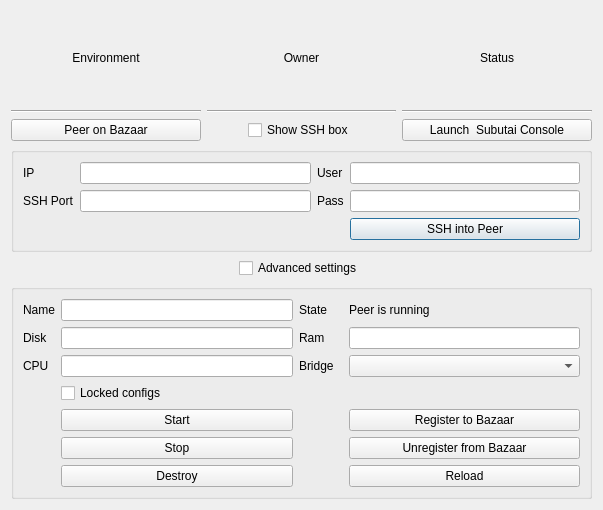
Old version of the form hub/forms/DlgPeer.ui in the repository subutai-io/control-center.
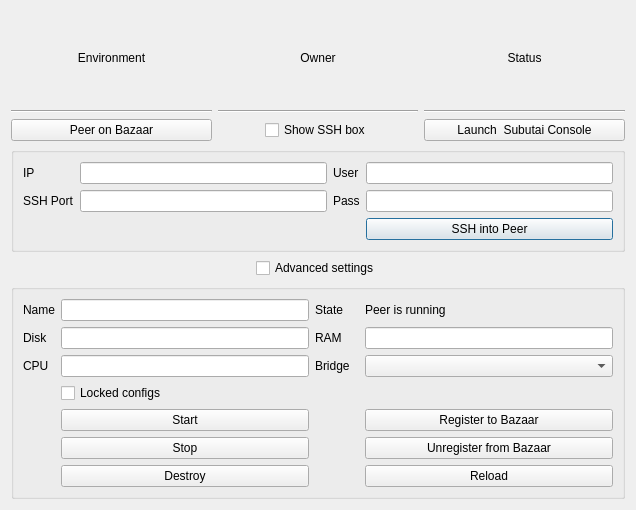
New version of the form.

Commit message: rename labels

Diff of the .ui file:
```diff
--- a/hub/forms/DlgPeer.ui
+++ b/hub/forms/DlgPeer.ui
@@ -6,7 +6,7 @@
    <rect>
     <x>0</x>
     <y>0</y>
-    <width>603</width>
+    <width>636</width>
     <height>510</height>
    </rect>
   </property>
@@ -182,7 +182,7 @@
       <item row="2" column="2">
        <widget class="QLabel" name="lbl_ram">
         <property name="text">
-         <string>Ram</string>
+         <string>RAM</string>
         </property>
        </widget>
       </item>
```
The commit also changes 1 other file.
